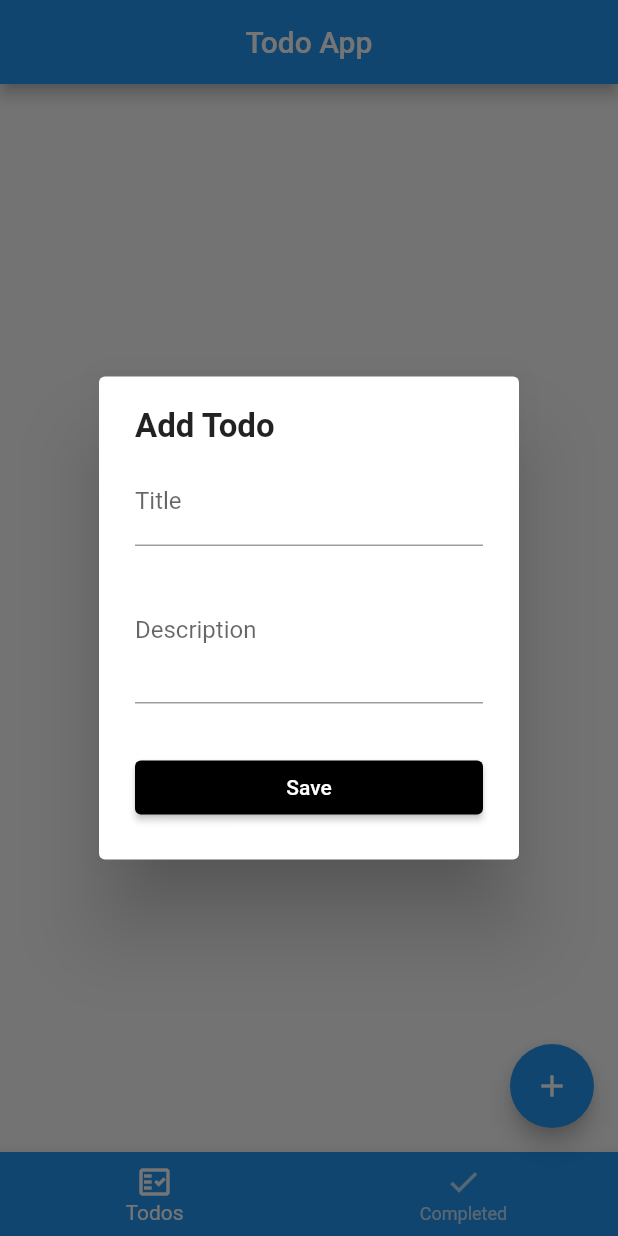
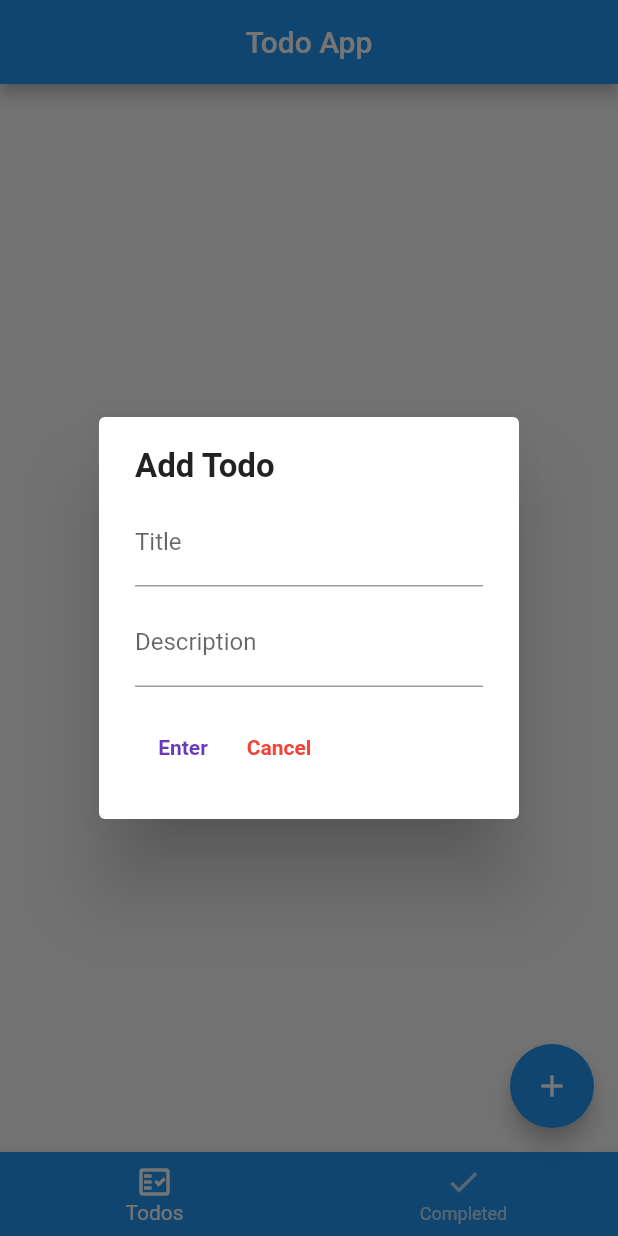
Before and after one commit to Khylesiarot/todolist_siarot, a Flutter app: the screen it shows after launch, after a tap on the "add" icon, on a phone screen of 412 x 824 dp. Run offline on Flutter 3.47's test engine with Material 2 defaults, Android fonts, the light colour scheme and no system bars.

Commit message:
Provider & Dialog box modifications

```diff
--- a/lib/main.dart
+++ b/lib/main.dart
@@ -1,13 +1,18 @@
 import 'package:flutter/material.dart';
+import 'package:todolist_siarot/Provider/todolist_provider.dart';
 import 'package:todolist_siarot/widgets/add_dialog.dart';
+import 'package:provider/provider.dart';
 
 void main() {
-  runApp(MaterialApp(
-    title: 'Todo App',
-    theme: ThemeData(
-      primarySwatch: Colors.blue,
+  runApp(ChangeNotifierProvider(
+    create: (_) => ToDoListProvider(),
+    child: MaterialApp(
+      title: 'Todo App',
+      theme: ThemeData(
+        primarySwatch: Colors.blue,
+      ),
+      home: const HomePage(),
     ),
-    home: const HomePage(),
   ));
 }
 
--- /dev/null
+++ b/lib/model/todo_model.dart
@@ -0,0 +1,29 @@
+import 'package:uuid/uuid.dart';
+
+class ToDo {
+  String toDo;
+  String description;
+  bool isDone;
+  final String id;
+
+  ToDo({required this.toDo, required this.description})
+      : id = const Uuid().v4(),
+        isDone = false;
+
+  String get item => toDo;
+  String get desc => description;
+  String get getID => id;
+  bool get getIsDone => isDone;
+
+  set setToDo(String item) {
+    toDo = item;
+  }
+
+  set setDesc(String desc) {
+    description = desc;
+  }
+
+  void setIsDone() {
+    isDone = !isDone;
+  }
+}
--- a/lib/widgets/add_dialog.dart
+++ b/lib/widgets/add_dialog.dart
@@ -1,7 +1,7 @@
 import 'package:flutter/material.dart';
-
-import 'todo_form_widget.dart';
-
+import 'package:provider/provider.dart';
+import '../Provider/todolist_provider.dart';
+import '../model/todo_model.dart';
 
 class AddDialogWidget extends StatefulWidget {
   const AddDialogWidget({super.key});
@@ -11,14 +11,26 @@ class AddDialogWidget extends StatefulWidget {
 }
 
 class _AddDialogWidgetState extends State<AddDialogWidget> {
-
-
- final _formKey = GlobalKey<FormState>();
-  String title = '';
-  String description = '';
+  late final TextEditingController _controller;
+  late final TextEditingController _descController;
 
    @override
-  Widget build(BuildContext context) => AlertDialog(
+  void initState() {
+    _controller = TextEditingController();
+    _descController =TextEditingController();
+    super.initState();
+  }
+
+  @override
+  void dispose() {
+    _controller.dispose();
+    _descController.dispose();
+    super.dispose();
+  }
+
+  @override
+  Widget build(BuildContext context) {
+    return AlertDialog(
       content: Column(
         mainAxisSize: MainAxisSize.min,
         crossAxisAlignment: CrossAxisAlignment.start,
@@ -31,13 +43,62 @@ class _AddDialogWidgetState extends State<AddDialogWidget> {
             ),
           ),
           const SizedBox(height: 8),
-            TodoFormWidget(
-              onChangedTitle: (title) => setState(() => this.title = title),
-              onChangedDescription: (description) =>
-                  setState(() => this.description = description),
-              onSavedTodo: () {},
+          TextField(
+            controller: _controller,
+            decoration: const InputDecoration(
+              border: UnderlineInputBorder(),
+              hintText: 'Input To Do item here',
+              labelText: 'Title',
             ),
+          ),
+          const SizedBox(height: 8),
+          TextField(
+            controller: _descController,
+            keyboardType: TextInputType.multiline,
+            minLines: 1,
+            decoration: const InputDecoration(
+              border: UnderlineInputBorder(),
+              labelText: 'Description',
+            ),
+          ),
+          const SizedBox(height: 16),
+          Row(
+            children: [
+               TextButton(
+                  onPressed: () {
+                    if (_controller.text.isNotEmpty) {
+                      final ToDo newItem = ToDo(
+                          toDo: _controller.text,
+                          description: _descController.text);
+                      context.read<ToDoListProvider>().add(newItem);
+                      const snackBar =
+                          SnackBar(content: Text('To Do Item added'));
+                      ScaffoldMessenger.of(context).showSnackBar(snackBar);
+                      Navigator.pop(context);
+                    }
+                  },
+                  child: const Text(
+                    'Enter',
+                    style: TextStyle(
+                      fontWeight: FontWeight.bold,
+                      color: Colors.deepPurple,
+                    ),
+                  )),
+              TextButton(
+                  onPressed: () {
+                    Navigator.pop(context);
+                  },
+                  child: const Text(
+                    'Cancel',
+                    style: TextStyle(
+                      fontWeight: FontWeight.bold,
+                      color: Colors.red,
+                    ),
+                  )),
+            ],
+          )
         ],
       ),
     );
   }
+}
--- a/lib/widgets/todo_form_widget.dart
+++ /dev/null
@@ -1,69 +0,0 @@
-import 'package:flutter/material.dart';
-
-class TodoFormWidget extends StatelessWidget {
-  final String title;
-  final String description;
-  final ValueChanged<String> onChangedTitle;
-  final ValueChanged<String> onChangedDescription;
-  final VoidCallback onSavedTodo;
-
-  const TodoFormWidget({
-    Key? key,
-    this.title = '',
-    this.description = '',
-    required this.onChangedTitle,
-    required this.onChangedDescription,
-    required this.onSavedTodo,
-  }) : super(key: key);
-
-  @override
-  Widget build(BuildContext context) => SingleChildScrollView(
-        child: Column(
-          mainAxisSize: MainAxisSize.min,
-          children: [
-            buildTitle(),
-            const SizedBox(height: 8),
-            buildDescription(),
-            const SizedBox(height: 32),
-            buildButton(),
-          ],
-        ),
-      );
-
-  Widget buildTitle() => TextFormField(
-        maxLines: 1,
-        initialValue: title,
-        onChanged: onChangedTitle,
-        validator: (title) {
-          if (title!.isEmpty) {
-            return 'The title cannot be empty';
-          }
-          return null;
-        },
-        decoration: const InputDecoration(
-          border: UnderlineInputBorder(),
-          labelText: 'Title',
-        ),
-      );
-
-  Widget buildDescription() => TextFormField(
-        maxLines: 3,
-        initialValue: description,
-        onChanged: onChangedDescription,
-        decoration: const InputDecoration(
-          border: UnderlineInputBorder(),
-          labelText: 'Description',
-        ),
-      );
-
-  Widget buildButton() => SizedBox(
-        width: double.infinity,
-        child: ElevatedButton(
-          style: ButtonStyle(
-            backgroundColor: MaterialStateProperty.all(Colors.black),
-          ),
-          onPressed: onSavedTodo,
-          child: const Text('Save'),
-        ),
-      );
-}
--- a/pubspec.yaml
+++ b/pubspec.yaml
@@ -36,6 +36,7 @@ dependencies:
   # Use with the CupertinoIcons class for iOS style icons.
   cupertino_icons: ^1.0.2
   provider: ^6.0.5
+  uuid: ^3.0.7
 
 dev_dependencies:
   flutter_test:
```
Also changed, not shown: lib/Provider/todolist_provider.dart (added, +66 -0 lines), pubspec.lock. Lines whose indentation alone changed are shown as unchanged.
